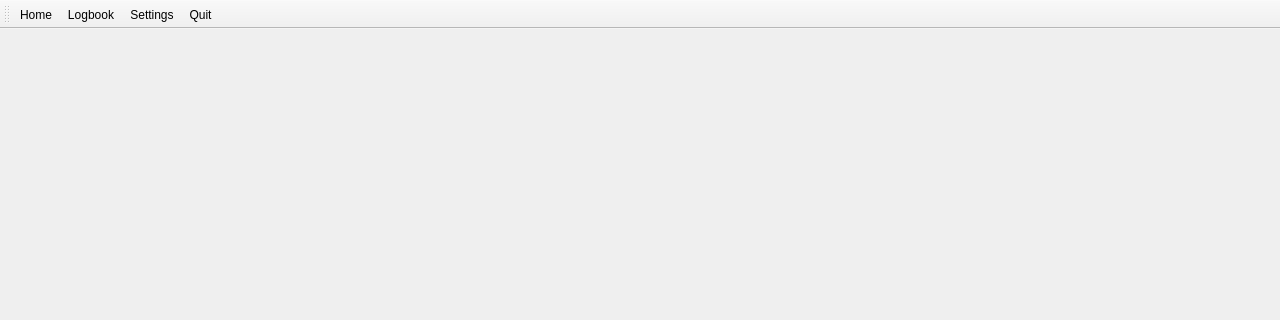
The window that mainwindow.ui (fiffty-50/openPilotLog) describes before a commit, drawn with Qt 5; both pictures show x 0 to 1280 and y 0 to 320 of the 1280 by 720 pixel window.
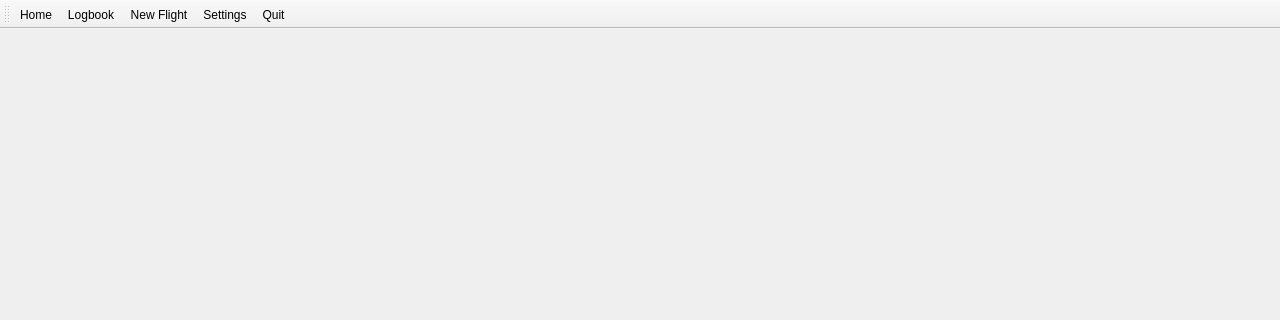
The same window after the commit.

Commit message: added label for flightnumber prefix

The edit to the form file:
```diff
--- a/mainwindow.ui
+++ b/mainwindow.ui
@@ -36,6 +36,7 @@
    </attribute>
    <addaction name="actionHome"/>
    <addaction name="actionLogbook"/>
+   <addaction name="actionNew_Flight"/>
    <addaction name="actionSettings"/>
    <addaction name="actionQuit"/>
   </widget>
```
The commit also changes 3 other files.
